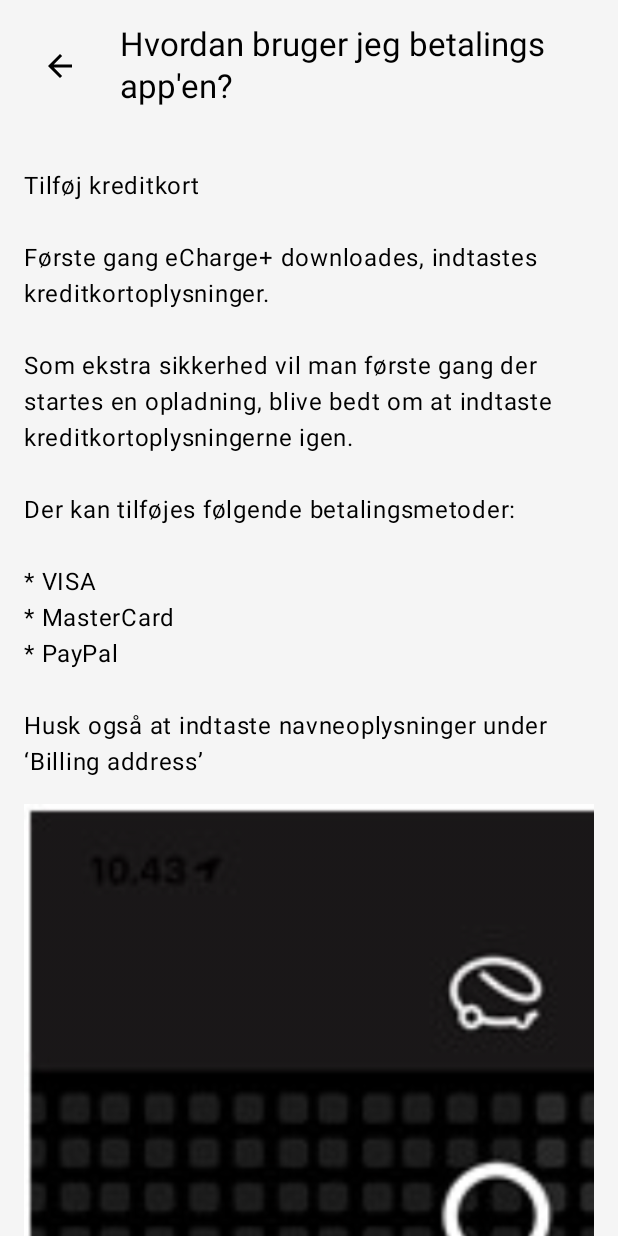
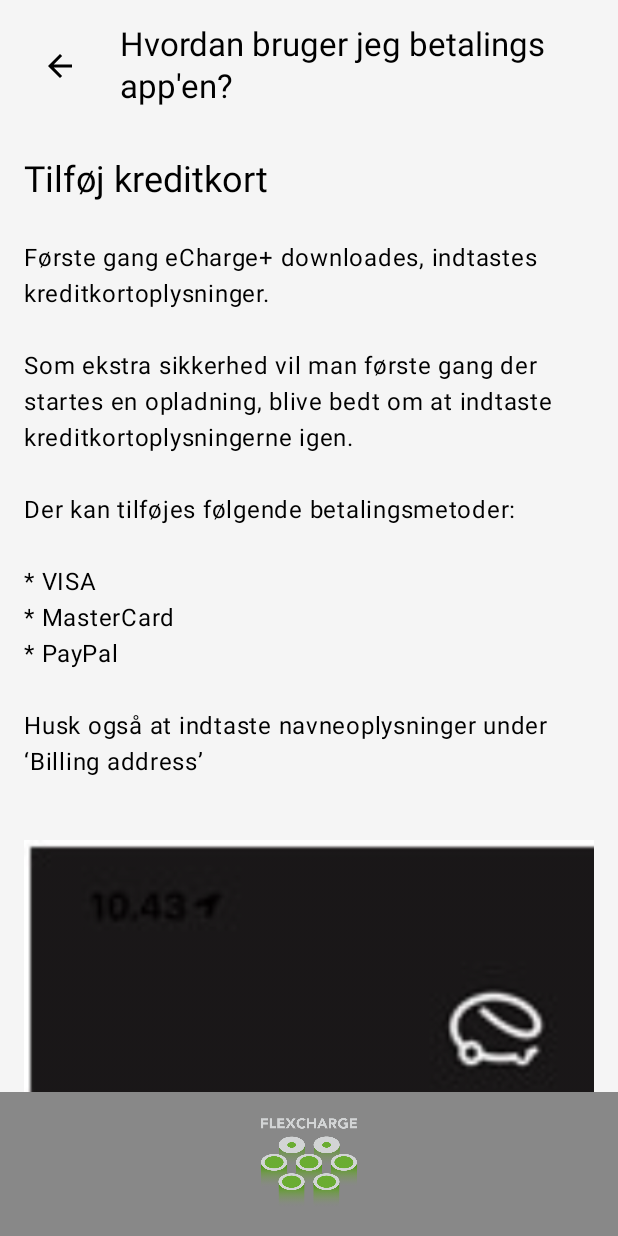
Before and after one commit to PhilipAmtrup/FLEXCHARGE-app, an Android app built with Jetpack Compose: the PaymentGuidePage screen opened through its navigation route, on a phone screen of 412 x 824 dp. Run offline under Robolectric (Android 15) with nearby library versions, the phone set to English and light mode, and no system bars.

Commit message:
Tilføjet bottombar og rettet i betalingsguiden

```diff
--- /dev/null
+++ b/app/src/main/java/com/example/flexcharge_app/ui/components/BottomBarWithLogo.kt
@@ -0,0 +1,32 @@
+package com.example.flexcharge_app.ui.components
+
+import androidx.compose.foundation.Image
+import androidx.compose.foundation.background
+import androidx.compose.foundation.layout.*
+import androidx.compose.runtime.Composable
+import androidx.compose.ui.Alignment
+import androidx.compose.ui.Modifier
+import androidx.compose.ui.graphics.Color
+import androidx.compose.ui.layout.ContentScale
+import androidx.compose.ui.res.painterResource
+import androidx.compose.ui.unit.dp
+import com.example.flexcharge_app.R
+
+@Composable
+fun BottomBarWithLogo(modifier: Modifier = Modifier) {
+    Row(
+        modifier = modifier
+            .fillMaxWidth()
+            .background(Color.Gray) // Example background color
+            .padding(16.dp), // Padding around the bar
+        verticalAlignment = Alignment.CenterVertically,
+        horizontalArrangement = Arrangement.Center
+    ) {
+        Image(
+            painter = painterResource(id = R.drawable.flexcharge_logo), // Replace with your actual logo resource ID
+            contentDescription = "Company Logo",
+            contentScale = ContentScale.Crop,
+            modifier = Modifier.size(64.dp) // Adjust size as needed
+        )
+    }
+}
--- a/app/src/main/java/com/example/flexcharge_app/ui/components/PaymentGuidePage.kt
+++ b/app/src/main/java/com/example/flexcharge_app/ui/components/PaymentGuidePage.kt
@@ -1,4 +1,5 @@
 package com.example.flexcharge_app.ui.components
+
 
 import androidx.compose.foundation.Image
 import androidx.compose.foundation.background
@@ -14,24 +15,34 @@ import androidx.compose.ui.Alignment
 import androidx.compose.ui.Modifier
 import androidx.compose.ui.graphics.Color
 import androidx.compose.ui.layout.ContentScale
+import androidx.compose.ui.layout.HorizontalAlignmentLine
 import androidx.compose.ui.res.painterResource
 import androidx.compose.ui.tooling.preview.Preview
 import androidx.compose.ui.unit.dp
+import androidx.compose.ui.unit.sp
 import androidx.navigation.NavController
 import androidx.navigation.compose.rememberNavController
 import com.example.flexcharge_app.R.drawable.*
+import com.example.flexcharge_app.ui.components.BottomBarWithLogo
 
-data class ImageTextItem(val images: List<Int>, val text: String)
+data class ImageTextItem(val title: String, val images: List<Int>, val text: String)
+
 
 @Composable
 fun PaymentGuidePage(
     navController: NavController,
     startRoute: String
 ) {
+    Box(
+        modifier = Modifier
+            .fillMaxSize()
+            .background(Color(0xFFF5F5F5))
+    ) {
     val sampleItems = listOf(
         ImageTextItem(
+            title = "Tilføj kreditkort",
             images = listOf(),
-            text = "Tilføj kreditkort\n" +
+            text =  "\n" +
                     "\nFørste gang eCharge+ downloades, indtastes kreditkortoplysninger.\n" +
                     "\n" +
                     "Som ekstra sikkerhed vil man første gang der startes en opladning, blive bedt om at indtaste kreditkortoplysningerne igen.\n" +
@@ -44,20 +55,24 @@ fun PaymentGuidePage(
                     "\nHusk også at indtaste navneoplysninger under ‘Billing address’"
         ),
         ImageTextItem(
+            title = "",
             images = listOf(first1),
             text = ""
         ),
         ImageTextItem(
+            title = "",
             images = listOf(first2),
             text = ""
         ),
         ImageTextItem(
+            title = "",
             images = listOf(first3),
             text = ""
         ),
         ImageTextItem(
+            title = "Vælg ladestation",
             images = listOf(),
-            text = "Vælg ladestation\n" +
+            text =  "\n" +
                     "\nVælg ladestationen på kortet eller indtast ladestation ID nederst i søgefeltet.\n" +
                     "\n" +
                     "De ladestationer man senest har benyttet, kan let vælges under indtastningsfeltet.\n" +
@@ -67,20 +82,24 @@ fun PaymentGuidePage(
                     "Check gerne prisen på opladningen, som ejeren af ladestationen modtager i betaling."
         ),
         ImageTextItem(
+            title = "",
             images = listOf(second1),
             text = ""
         ),
         ImageTextItem(
+            title = "",
             images = listOf(second2),
             text = ""
         ),
         ImageTextItem(
+            title = "",
             images = listOf(second3),
             text = ""
         ),
         ImageTextItem(
+            title = "Vælg og godkend betaling",
             images = listOf(),
-            text = "Vælg og godkend betaling\n" +
+            text =  "\n" +
                     "\nVælg eller se valgte betalingsmetode.\n" +
                     "\n" +
                     "Der bliver reserveret et beløb på 450 DKK. indtil opladningen er afsluttet.\n" +
@@ -92,20 +111,24 @@ fun PaymentGuidePage(
                     "Der er krav om 3D secure verficerings af betalinger og derfor skal der godkendes med NemID."
         ),
         ImageTextItem(
+            title = "",
             images = listOf(third1),
             text = ""
         ),
         ImageTextItem(
+            title = "",
             images = listOf(third2),
             text = ""
         ),
         ImageTextItem(
+            title = "",
             images = listOf(third3),
             text = ""
         ),
         ImageTextItem(
+            title = "Afslut Opladning",
             images = listOf(),
-            text = "Afslut opladning\n" +
+            text =  "\n" +
                     "\nNår batteriet er fyldt op eller opladningen skal afsluttes, kan man på eCharge+ app’en se hvor meget der er opladet og hvad det har kostet.\n" +
                     "\n" +
                     "Tryk på End charging.\n" +
@@ -113,14 +136,17 @@ fun PaymentGuidePage(
                     "Kvitteringer for tidligere opladninger kan vises under View Charge History."
         ),
         ImageTextItem(
+            title = "",
             images = listOf(fourth1),
             text = ""
         ),
         ImageTextItem(
+            title = "",
             images = listOf(fourth2),
             text = ""
         ),
         ImageTextItem(
+            title = "",
             images = listOf(fourth3),
             text = ""
         ),
@@ -129,10 +155,14 @@ fun PaymentGuidePage(
         Column(
             modifier = Modifier
                 .fillMaxSize()
-            .background(Color(0xFFF5F5F5))
+                .padding(bottom = 80.dp) // Reserve space for the bottom bar
         ) {
             // Header
-        SimpleHeader(title = "Hvordan bruger jeg betalings app'en?", navController = navController, startRoute = startRoute)
+            SimpleHeader(
+                title = "Hvordan bruger jeg betalings app'en?",
+                navController = navController,
+                startRoute = startRoute
+            )
 
             // Content
             LazyColumn(
@@ -143,12 +173,16 @@ fun PaymentGuidePage(
                 verticalArrangement = Arrangement.spacedBy(16.dp)
             ) {
                 items(sampleItems) { item ->
-                // Horizontal scrolling row of images
+                    Box(
+                        modifier = Modifier
+                            .fillMaxWidth()
+                            .padding(vertical = 8.dp) // Add vertical spacing between items
+                    ) {
+                        // Center the row of images
                         Row(
                             modifier = Modifier
-                        .fillMaxWidth()
-                        .horizontalScroll(rememberScrollState())
-                        .padding(bottom = 8.dp),
+                                .align(Alignment.Center) // Align the Row to the center of the parent Box
+                                .horizontalScroll(rememberScrollState()),
                             verticalAlignment = Alignment.CenterVertically
                         ) {
                             item.images.forEach { imageRes ->
@@ -157,20 +191,39 @@ fun PaymentGuidePage(
                                     contentDescription = null,
                                     contentScale = ContentScale.Fit, // Ensures the full image is shown
                                     modifier = Modifier
-                                .fillMaxWidth()
-                                .wrapContentHeight() // Dynamically adjusts height based on image's aspect ratio
-                                .padding(bottom = 14.dp)
+                                        .fillMaxWidth() // Image fills the width of the screen
+                                        .aspectRatio(16f / 9f) // Maintain a 16:9 aspect ratio
+                                        .padding(vertical = 8.dp)
                                 )
                             }
                         }
+                        // Title for the section
+                        Text(
+                            text = item.title,
+                            style = MaterialTheme.typography.headlineSmall.copy(
+                                fontSize = 24.sp,
+                                color = Color.Black
+                            ),
+                            modifier = Modifier.padding(bottom = 8.dp)
+                        )
 
-                // Text associated with the images
+                        // Add text below the images
                         Text(
                             text = item.text,
                             style = MaterialTheme.typography.bodyLarge,
-                    modifier = Modifier.padding(top = 8.dp)
+                            modifier = Modifier
+                                .padding(top = 8.dp)
+                                .align(Alignment.BottomStart) // Ensure the text is placed correctly
                         )
                     }
                 }
             }
         }
+
+        // Fixed Bottom Bar
+        BottomBarWithLogo(
+            modifier = Modifier
+                .align(Alignment.BottomCenter) // Keep the bottom bar fixed at the bottom
+        )
+    }
+}
--- a/app/src/main/java/com/example/flexcharge_app/ui/components/ReusableDilemmasPage.kt
+++ b/app/src/main/java/com/example/flexcharge_app/ui/components/ReusableDilemmasPage.kt
@@ -22,6 +22,7 @@ import androidx.compose.ui.unit.dp
 import androidx.compose.ui.unit.sp
 import androidx.navigation.NavController
 import com.example.flexcharge_app.R
+import com.example.flexcharge_app.ui.components.BottomBarWithLogo
 
 
 @Composable
@@ -35,10 +36,16 @@ fun ReusableDilemmaPage(
     startRoute: String,
     description: String
 ) {
+    Box(
+        modifier = Modifier
+            .fillMaxSize()
+            .background(Color(0xFFF5F5F5))
+    ) {
+        // Main content: scrollable column
         Column(
             modifier = Modifier
                 .fillMaxSize()
-            .background(Color(0xFFF5F5F5))
+                .padding(bottom = 80.dp) // Reserve space for the bottom bar
         ) {
             SimpleHeader(
                 title = headerTitle,
@@ -70,7 +77,8 @@ fun ReusableDilemmaPage(
             )
 
             Text(
-            text = description
+                text = description,
+                modifier = Modifier.padding(horizontal = 16.dp)
             )
 
             Spacer(modifier = Modifier.height(16.dp))
@@ -78,10 +86,17 @@ fun ReusableDilemmaPage(
             questions.forEachIndexed { index, questionText ->
                 ButtonRow(
                     text = questionText,
-                horizontalPadding = 0.dp,
+                    horizontalPadding = 10.dp,
                     onClick = onClicks.getOrElse(index) { {} }
                 )
             }
+        }
+
+        // Fixed Bottom Bar
+        BottomBarWithLogo(
+            modifier = Modifier
+                .align(Alignment.BottomCenter) // This ensures the bar is fixed at the bottom
+        )
     }
 }
 
@@ -113,4 +128,5 @@ fun ButtonRow(text: String, horizontalPadding: Dp, showArrow: Boolean = true, on
             )
         }
     }
+
 }
--- a/app/src/main/java/com/example/flexcharge_app/ui/components/SupportFormScreen.kt
+++ b/app/src/main/java/com/example/flexcharge_app/ui/components/SupportFormScreen.kt
@@ -7,6 +7,7 @@ import androidx.compose.material3.*
 import androidx.compose.runtime.Composable
 import androidx.compose.runtime.mutableStateOf
 import androidx.compose.runtime.remember
+import androidx.compose.ui.Alignment
 import androidx.compose.ui.Modifier
 import androidx.compose.ui.graphics.Color
 import androidx.compose.ui.layout.ContentScale
@@ -18,6 +19,7 @@ import androidx.compose.ui.unit.dp
 import androidx.compose.ui.unit.sp
 import androidx.navigation.NavController
 import com.example.flexcharge_app.R
+import com.example.flexcharge_app.ui.components.BottomBarWithLogo
 
 
 @Composable
@@ -26,7 +28,11 @@ fun SupportFormScreen(navController: NavController, startRoute: String) {
     val emailState = remember { mutableStateOf("") }
     val phoneState = remember { mutableStateOf("") }
     val descriptionState = remember { mutableStateOf("") }
-
+    Box(
+        modifier = Modifier
+            .fillMaxSize()
+            .background(Color(0xFFF5F5F5))
+    ) {
     Column(
         modifier = Modifier
             .fillMaxSize()
@@ -116,4 +122,10 @@ fun SupportFormScreen(navController: NavController, startRoute: String) {
             Text("Send", fontSize = 18.sp)
         }
     }
+        // Fixed Bottom Bar
+        BottomBarWithLogo(
+            modifier = Modifier
+                .align(Alignment.BottomCenter) // This ensures the bar is fixed at the bottom
+        )
+    }
 }
```
Also changed, not shown: app/src/main/res/drawable/flexcharge_logo.png (added). Lines whose indentation alone changed are shown as unchanged.
